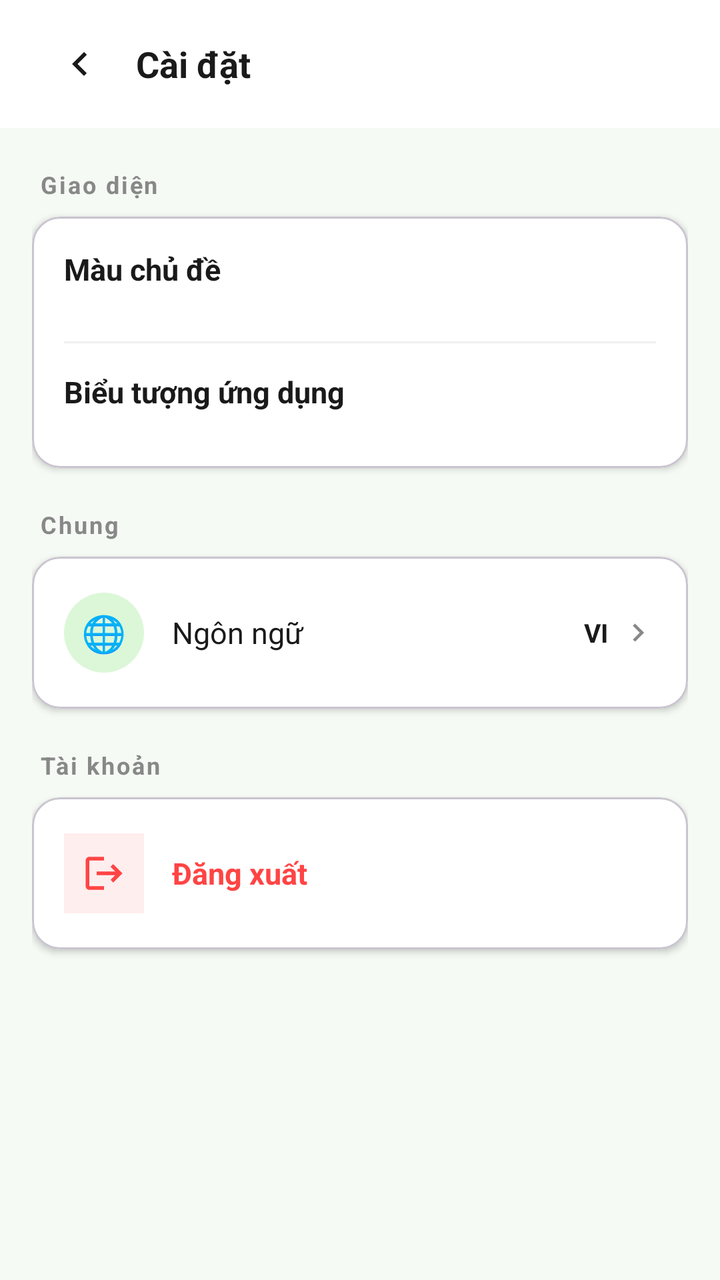
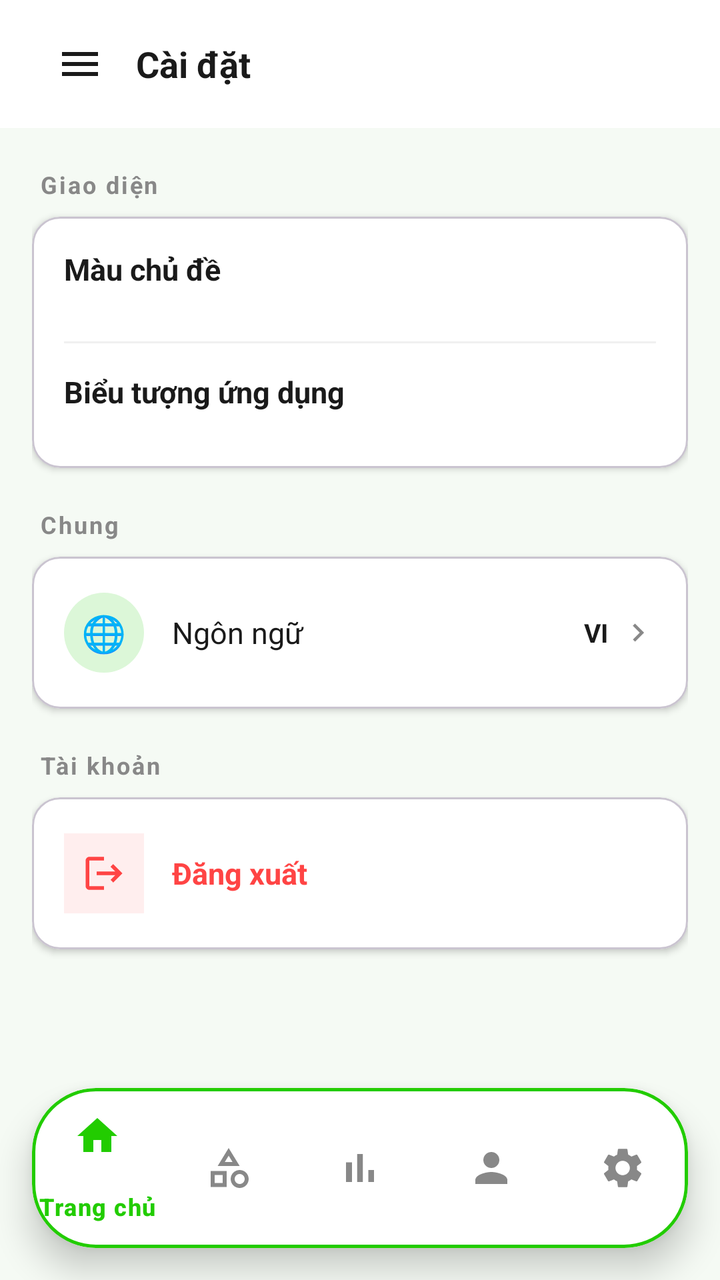

Before-and-after screenshots of an Android layout around one commit, followed by the original layout XML and the change that was made.
<!-- AndroidManifest.xml: activity theme Theme.Cashie -->
<!-- res/layout/activity_setting.xml -->
<?xml version="1.0" encoding="utf-8"?>
<androidx.coordinatorlayout.widget.CoordinatorLayout
    xmlns:android="http://schemas.android.com/apk/res/android"
    xmlns:app="http://schemas.android.com/apk/res-auto"
    android:layout_width="match_parent"
    android:layout_height="match_parent"
    android:background="@color/bg_screen">

    
    <com.google.android.material.appbar.AppBarLayout
        android:id="@+id/appBarLayout"
        android:layout_width="match_parent"
        android:layout_height="wrap_content"
        android:background="@color/bg_card"
        android:fitsSystemWindows="true"
        app:elevation="2dp">

        <androidx.appcompat.widget.Toolbar
            android:layout_width="match_parent"
            android:layout_height="?attr/actionBarSize"
            android:paddingStart="4dp"
            android:paddingEnd="16dp"
            app:contentInsetStartWithNavigation="0dp">

            <LinearLayout
                android:layout_width="match_parent"
                android:layout_height="wrap_content"
                android:gravity="center_vertical"
                android:orientation="horizontal">

                <ImageButton
                    android:id="@+id/btnBack"
                    android:layout_width="48dp"
                    android:layout_height="48dp"
                    android:padding="12dp"
                    android:background="?attr/selectableItemBackgroundBorderless"
                    android:src="@drawable/ic_arrow_left"
                    android:contentDescription="@string/cd_back" />

                <TextView
                    android:id="@+id/tvToolbarTitle"
                    android:layout_width="0dp"
                    android:layout_height="wrap_content"
                    android:layout_weight="1"
                    android:layout_marginStart="4dp"
                    android:text="@string/setting_title"
                    android:textSize="18sp"
                    android:textStyle="bold"
                    android:textColor="@color/text_primary" />

            </LinearLayout>
        </androidx.appcompat.widget.Toolbar>
    </com.google.android.material.appbar.AppBarLayout>

    <androidx.core.widget.NestedScrollView
        android:layout_width="match_parent"
        android:layout_height="match_parent"
        app:layout_behavior="@string/appbar_scrolling_view_behavior"
        android:clipToPadding="false"
        android:paddingBottom="32dp">

        <LinearLayout
            android:layout_width="match_parent"
            android:layout_height="wrap_content"
            android:orientation="vertical"
            android:paddingStart="16dp"
            android:paddingEnd="16dp">

            
            <TextView
                android:layout_width="wrap_content"
                android:layout_height="wrap_content"
                android:layout_marginTop="20dp"
                android:layout_marginBottom="8dp"
                android:layout_marginStart="4dp"
                android:text="@string/setting_section_appearance"
                android:textSize="12sp"
                android:textStyle="bold"
                android:textColor="@color/text_muted"
                android:letterSpacing="0.08" />

            <com.google.android.material.card.MaterialCardView
                android:layout_width="match_parent"
                android:layout_height="wrap_content"
                app:cardCornerRadius="14dp"
                app:cardElevation="2dp"
                app:cardBackgroundColor="@color/bg_card">

                <LinearLayout
                    android:layout_width="match_parent"
                    android:layout_height="wrap_content"
                    android:orientation="vertical"
                    android:paddingTop="16dp"
                    android:paddingBottom="16dp">

                    
                    <TextView
                        android:layout_width="wrap_content"
                        android:layout_height="wrap_content"
                        android:layout_marginStart="16dp"
                        android:layout_marginBottom="12dp"
                        android:text="@string/setting_theme_color"
                        android:textSize="15sp"
                        android:textStyle="bold"
                        android:textColor="@color/text_primary" />

                    
                    <HorizontalScrollView
                        android:layout_width="match_parent"
                        android:layout_height="wrap_content"
                        android:scrollbars="none"
                        android:paddingStart="12dp"
                        android:paddingEnd="12dp">

                        <LinearLayout
                            android:id="@+id/colorPickerRow"
                            android:layout_width="wrap_content"
                            android:layout_height="wrap_content"
                            android:orientation="horizontal"
                            android:gravity="center_vertical">
                            
                        </LinearLayout>

                    </HorizontalScrollView>

                    <View
                        android:layout_width="match_parent"
                        android:layout_height="1dp"
                        android:background="@color/divider"
                        android:layout_marginTop="14dp"
                        android:layout_marginBottom="14dp"
                        android:layout_marginStart="16dp"
                        android:layout_marginEnd="16dp" />

                    
                    <TextView
                        android:layout_width="wrap_content"
                        android:layout_height="wrap_content"
                        android:layout_marginStart="16dp"
                        android:layout_marginBottom="12dp"
                        android:text="@string/setting_app_icon"
                        android:textSize="15sp"
                        android:textStyle="bold"
                        android:textColor="@color/text_primary" />

                    <HorizontalScrollView
                        android:layout_width="match_parent"
                        android:layout_height="wrap_content"
                        android:scrollbars="none"
                        android:paddingStart="12dp"
                        android:paddingEnd="12dp">

                        <LinearLayout
                            android:id="@+id/iconPickerRow"
                            android:layout_width="wrap_content"
                            android:layout_height="wrap_content"
                            android:orientation="horizontal"
                            android:gravity="center_vertical">
                            
                        </LinearLayout>

                    </HorizontalScrollView>

                </LinearLayout>
            </com.google.android.material.card.MaterialCardView>

            
            <TextView
                android:layout_width="wrap_content"
                android:layout_height="wrap_content"
                android:layout_marginTop="20dp"
                android:layout_marginBottom="8dp"
                android:layout_marginStart="4dp"
                android:text="@string/setting_section_general"
                android:textSize="12sp"
                android:textStyle="bold"
                android:textColor="@color/text_muted"
                android:letterSpacing="0.08" />

            <com.google.android.material.card.MaterialCardView
                android:layout_width="match_parent"
                android:layout_height="wrap_content"
                app:cardCornerRadius="14dp"
                app:cardElevation="2dp"
                app:cardBackgroundColor="@color/bg_card">

                <LinearLayout
                    android:layout_width="match_parent"
                    android:layout_height="wrap_content"
                    android:orientation="vertical"
                    android:paddingTop="8dp"
                    android:paddingBottom="8dp">

                    
                    <LinearLayout
                        android:id="@+id/menuLanguage"
                        android:layout_width="match_parent"
                        android:layout_height="60dp"
                        android:background="?attr/selectableItemBackground"
                        android:gravity="center_vertical"
                        android:paddingStart="16dp"
                        android:paddingEnd="16dp"
                        android:orientation="horizontal">

                        <LinearLayout
                            android:id="@+id/languageIconCircle"
                            android:layout_width="40dp"
                            android:layout_height="40dp"
                            android:background="@drawable/bg_icon_circle_green"
                            android:gravity="center">
                            <TextView
                                android:layout_width="wrap_content"
                                android:layout_height="wrap_content"
                                android:text="🌐"
                                android:textSize="18sp" />
                        </LinearLayout>

                        <TextView
                            android:layout_width="0dp"
                            android:layout_height="wrap_content"
                            android:layout_weight="1"
                            android:layout_marginStart="14dp"
                            android:text="@string/setting_language"
                            android:textSize="15sp"
                            android:textColor="@color/text_primary" />

                        <TextView
                android:id="@+id/tvCurrentLanguage"
                android:layout_width="wrap_content"
                android:layout_height="wrap_content"
                android:text="VI"
                android:textSize="13sp"
                android:textStyle="bold"
                android:textColor="@color/text_primary"
                android:layout_marginEnd="6dp" />

                        <ImageView
                            android:layout_width="18dp"
                            android:layout_height="18dp"
                            android:src="@drawable/ic_arrow_right"
                            app:tint="@color/text_muted"
                            android:contentDescription="@null" />

                    </LinearLayout>

                </LinearLayout>
            </com.google.android.material.card.MaterialCardView>

            
            <TextView
                android:layout_width="wrap_content"
                android:layout_height="wrap_content"
                android:layout_marginTop="20dp"
                android:layout_marginBottom="8dp"
                android:layout_marginStart="4dp"
                android:text="@string/setting_section_account"
                android:textSize="12sp"
                android:textStyle="bold"
                android:textColor="@color/text_muted"
                android:letterSpacing="0.08" />

            <com.google.android.material.card.MaterialCardView
                android:layout_width="match_parent"
                android:layout_height="wrap_content"
                android:layout_marginBottom="24dp"
                app:cardCornerRadius="14dp"
                app:cardElevation="2dp"
                app:cardBackgroundColor="@color/bg_card">

                <LinearLayout
                    android:layout_width="match_parent"
                    android:layout_height="wrap_content"
                    android:orientation="vertical"
                    android:paddingTop="8dp"
                    android:paddingBottom="8dp">

                    
                    <LinearLayout
                        android:id="@+id/menuLogout"
                        android:layout_width="match_parent"
                        android:layout_height="60dp"
                        android:background="?attr/selectableItemBackground"
                        android:gravity="center_vertical"
                        android:paddingStart="16dp"
                        android:paddingEnd="16dp"
                        android:orientation="horizontal">

                        <LinearLayout
                            android:layout_width="40dp"
                            android:layout_height="40dp"
                            android:background="#FFEEEE"
                            android:gravity="center">
                            <ImageView
                                android:layout_width="22dp"
                                android:layout_height="22dp"
                                android:src="@drawable/ic_logout"
                                android:contentDescription="@null" />
                        </LinearLayout>

                        <TextView
                            android:layout_width="0dp"
                            android:layout_height="wrap_content"
                            android:layout_weight="1"
                            android:layout_marginStart="14dp"
                            android:text="@string/setting_logout"
                            android:textSize="15sp"
                            android:textStyle="bold"
                            android:textColor="@color/expense_red" />

                    </LinearLayout>

                </LinearLayout>
            </com.google.android.material.card.MaterialCardView>

        </LinearLayout>
    </androidx.core.widget.NestedScrollView>

</androidx.coordinatorlayout.widget.CoordinatorLayout>
<!-- resources referenced by this layout -->
<resources>
  <color name="bg_card">#FFFFFF</color>
  <color name="bg_screen">#F5FAF4</color>
  <color name="divider">#F0F0F0</color>
  <color name="expense_red">#FF4444</color>
  <color name="text_muted">#888888</color>
  <color name="text_primary">#1A1A1A</color>
  <!-- drawable bg_icon_circle_green (drawable) -->
  <?xml version="1.0" encoding="utf-8"?>
  <shape xmlns:android="http://schemas.android.com/apk/res/android"
      android:shape="oval">
      <solid android:color="@color/green_container" />
  </shape>
  <!-- drawable ic_arrow_left (drawable) -->
  <?xml version="1.0" encoding="utf-8"?>
  <vector xmlns:android="http://schemas.android.com/apk/res/android"
      android:width="24dp"
      android:height="24dp"
      android:viewportWidth="24"
      android:viewportHeight="24">
      <path
          android:fillColor="#FF1A1A1A"
          android:pathData="M15.41,16.59L10.83,12l4.58,-4.59L14,6l-6,6 6,6 1.41,-1.41z" />
  </vector>
  <!-- drawable ic_arrow_right (drawable) -->
  <?xml version="1.0" encoding="utf-8"?>
  <vector xmlns:android="http://schemas.android.com/apk/res/android"
      android:width="24dp"
      android:height="24dp"
      android:viewportWidth="24"
      android:viewportHeight="24">
      <path
          android:fillColor="#FF1A1A1A"
          android:pathData="M8.59,16.59L13.17,12 8.59,7.41 10,6l6,6-6,6-1.41,-1.41z" />
  </vector>
  <!-- drawable ic_logout (drawable) -->
  <?xml version="1.0" encoding="utf-8"?>
  <vector xmlns:android="http://schemas.android.com/apk/res/android"
      android:width="24dp"
      android:height="24dp"
      android:viewportWidth="24"
      android:viewportHeight="24">
      <path
          android:fillColor="#FF4444"
          android:pathData="M17,7l-1.41,1.41L18.17,11H8v2h10.17l-2.58,2.58L17,17l5,-5zM4,5h8V3H4C2.9,3 2,3.9 2,5v14c0,1.1 0.9,2 2,2h8v-2H4V5z" />
  </vector>
  <string name="cd_back">Quay lại</string>
  <string name="setting_app_icon">Biểu tượng ứng dụng</string>
  <string name="setting_language">Ngôn ngữ</string>
  <string name="setting_logout">Đăng xuất</string>
  <string name="setting_section_account">Tài khoản</string>
  <string name="setting_section_appearance">Giao diện</string>
  <string name="setting_section_general">Chung</string>
  <string name="setting_theme_color">Màu chủ đề</string>
  <string name="setting_title">Cài đặt</string>
  <style name="Theme.Cashie" parent="Theme.Material3.DayNight.NoActionBar">
          <item name="colorPrimary">@color/green_primary</item>
          <item name="colorPrimaryVariant">@color/green_dark</item>
          <item name="colorOnPrimary">@color/white</item>
          <item name="colorSecondary">@color/green_dark</item>
          <item name="android:colorBackground">@color/bg_screen</item>
          
          <item name="android:statusBarColor">@android:color/transparent</item>
          <item name="android:windowLightStatusBar">false</item>
          
          <item name="android:windowLayoutInDisplayCutoutMode">shortEdges</item>
      </style>
  <color name="green_container">#DCF7D8</color>
  <color name="green_primary">#22CC00</color>
  <color name="green_dark">#1AA300</color>
  <color name="white">#FFFFFF</color>
</resources>

<!-- the commit's change to res/layout/activity_setting.xml (unified diff, before → after) -->
@@ -29,13 +29,13 @@
                 android:orientation="horizontal">
 
                 <ImageButton
-                    android:id="@+id/btnBack"
+                    android:id="@+id/btnMenu"
                     android:layout_width="48dp"
                     android:layout_height="48dp"
                     android:padding="12dp"
                     android:background="?attr/selectableItemBackgroundBorderless"
-                    android:src="@drawable/ic_arrow_left"
-                    android:contentDescription="@string/cd_back" />
+                    android:src="@drawable/ic_menu"
+                    android:contentDescription="@string/cd_menu" />
 
                 <TextView
                     android:id="@+id/tvToolbarTitle"
@@ -241,7 +241,7 @@
                             app:tint="@color/text_muted"
                             android:contentDescription="@null" />
 
-                    </LinearLayout>
+                            </LinearLayout>
 
                 </LinearLayout>
             </com.google.android.material.card.MaterialCardView>
@@ -295,9 +295,8 @@
                                 android:layout_height="22dp"
                                 android:src="@drawable/ic_logout"
                                 android:contentDescription="@null" />
-                        </LinearLayout>
-
-                        <TextView
+
+                    </LinearLayout>                        <TextView
                             android:layout_width="0dp"
                             android:layout_height="wrap_content"
                             android:layout_weight="1"
@@ -310,9 +309,37 @@
                     </LinearLayout>
 
                 </LinearLayout>
+
             </com.google.android.material.card.MaterialCardView>
 
         </LinearLayout>
     </androidx.core.widget.NestedScrollView>
 
+    
+    <com.google.android.material.card.MaterialCardView
+        android:id="@+id/cardBottomNav"
+        android:layout_width="match_parent"
+        android:layout_height="wrap_content"
+        android:layout_gravity="bottom"
+        android:layout_marginStart="16dp"
+        android:layout_marginEnd="16dp"
+        android:layout_marginBottom="16dp"
+        app:cardCornerRadius="32dp"
+        app:cardElevation="10dp"
+        app:cardBackgroundColor="@color/bg_card"
+        app:strokeColor="@color/green_primary"
+        app:strokeWidth="1.5dp">
+
+        <com.google.android.material.bottomnavigation.BottomNavigationView
+            android:id="@+id/bottomNav"
+            android:layout_width="match_parent"
+            android:layout_height="wrap_content"
+            android:background="@android:color/transparent"
+            app:itemIconTint="@color/nav_item_selector"
+            app:itemTextColor="@color/nav_item_selector"
+            app:labelVisibilityMode="selected"
+            app:menu="@menu/bottom_nav_menu" />
+
+    </com.google.android.material.card.MaterialCardView>
+
 </androidx.coordinatorlayout.widget.CoordinatorLayout>
<!-- resource entries referenced after the edit -->
@@ -12,17 +12,6 @@
       android:shape="oval">
       <solid android:color="@color/green_container" />
   </shape>
-  <!-- drawable ic_arrow_left (drawable) -->
-  <?xml version="1.0" encoding="utf-8"?>
-  <vector xmlns:android="http://schemas.android.com/apk/res/android"
-      android:width="24dp"
-      android:height="24dp"
-      android:viewportWidth="24"
-      android:viewportHeight="24">
-      <path
-          android:fillColor="#FF1A1A1A"
-          android:pathData="M15.41,16.59L10.83,12l4.58,-4.59L14,6l-6,6 6,6 1.41,-1.41z" />
-  </vector>
   <!-- drawable ic_arrow_right (drawable) -->
   <?xml version="1.0" encoding="utf-8"?>
   <vector xmlns:android="http://schemas.android.com/apk/res/android"
@@ -45,7 +34,17 @@
           android:fillColor="#FF4444"
           android:pathData="M17,7l-1.41,1.41L18.17,11H8v2h10.17l-2.58,2.58L17,17l5,-5zM4,5h8V3H4C2.9,3 2,3.9 2,5v14c0,1.1 0.9,2 2,2h8v-2H4V5z" />
   </vector>
-  <string name="cd_back">Quay lại</string>
+  <!-- drawable ic_menu (drawable) -->
+  <?xml version="1.0" encoding="utf-8"?>
+  <vector xmlns:android="http://schemas.android.com/apk/res/android"
+      android:width="24dp"
+      android:height="24dp"
+      android:viewportWidth="24"
+      android:viewportHeight="24">
+      <path
+          android:fillColor="@color/text_primary"
+          android:pathData="M3,18h18v-2H3v2zm0,-5h18v-2H3v2zm0,-7v2h18V6H3z" />
+  </vector>
   <string name="setting_app_icon">Biểu tượng ứng dụng</string>
   <string name="setting_language">Ngôn ngữ</string>
   <string name="setting_logout">Đăng xuất</string>
